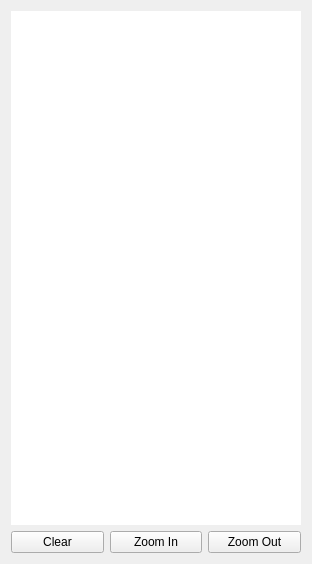
Old version of the form ui/BandmapWidget.ui in the repository k5mcd/QLog.
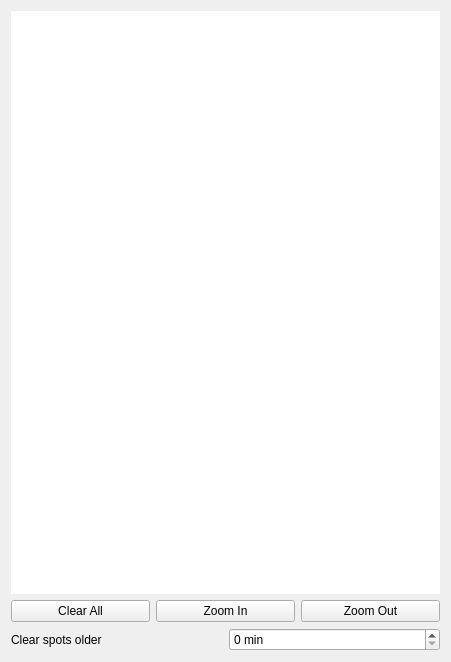
New version of the form. Icons and pictures are not drawn.

Commit message: BandMap: Added aging of the spots

The edit to the form file:
```diff
--- a/ui/BandmapWidget.ui
+++ b/ui/BandmapWidget.ui
@@ -6,8 +6,8 @@
    <rect>
     <x>0</x>
     <y>0</y>
-    <width>312</width>
-    <height>564</height>
+    <width>451</width>
+    <height>662</height>
    </rect>
   </property>
   <property name="minimumSize">
@@ -42,8 +42,8 @@
        <rect>
         <x>0</x>
         <y>0</y>
-        <width>290</width>
-        <height>499</height>
+        <width>429</width>
+        <height>554</height>
        </rect>
       </property>
       <property name="sizePolicy">
@@ -82,6 +82,15 @@
          <property name="frameShape">
           <enum>QFrame::NoFrame</enum>
          </property>
+         <property name="verticalScrollBarPolicy">
+          <enum>Qt::ScrollBarAsNeeded</enum>
+         </property>
+         <property name="horizontalScrollBarPolicy">
+          <enum>Qt::ScrollBarAsNeeded</enum>
+         </property>
+         <property name="sizeAdjustPolicy">
+          <enum>QAbstractScrollArea::AdjustIgnored</enum>
+         </property>
         </widget>
        </item>
       </layout>
@@ -96,7 +105,7 @@
         <enum>Qt::ClickFocus</enum>
        </property>
        <property name="text">
-        <string>Clear</string>
+        <string>Clear All</string>
        </property>
       </widget>
      </item>
@@ -130,6 +139,33 @@
      </item>
     </layout>
    </item>
+   <item>
+    <layout class="QHBoxLayout" name="horizontalLayout_2">
+     <item>
+      <widget class="QLabel" name="clearSpotOlderLabel">
+       <property name="text">
+        <string>Clear spots older</string>
+       </property>
+      </widget>
+     </item>
+     <item>
+      <widget class="QSpinBox" name="clearSpotOlderSpin">
+       <property name="toolTip">
+        <string>0 means never</string>
+       </property>
+       <property name="specialValueText">
+        <string/>
+       </property>
+       <property name="suffix">
+        <string> min</string>
+       </property>
+       <property name="maximum">
+        <number>9999</number>
+       </property>
+      </widget>
+     </item>
+    </layout>
+   </item>
   </layout>
  </widget>
  <resources>
```
The commit also changes 2 other files.
